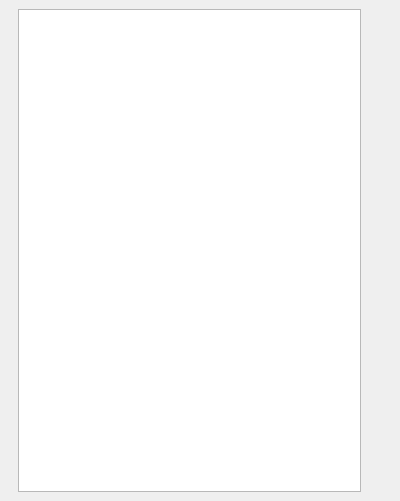
The window that barraavisos.ui (arcnexus/RedFoX) describes before a commit, drawn with Qt 5.
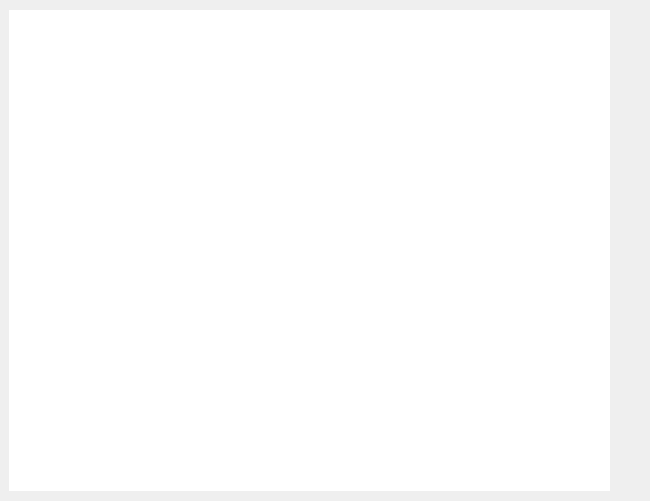
The same window after the commit.

```diff
--- a/barraavisos.ui
+++ b/barraavisos.ui
@@ -6,48 +6,38 @@
    <rect>
     <x>0</x>
     <y>0</y>
-    <width>400</width>
+    <width>650</width>
     <height>501</height>
    </rect>
   </property>
   <property name="maximumSize">
    <size>
-    <width>400</width>
+    <width>650</width>
     <height>16777215</height>
    </size>
   </property>
   <property name="windowTitle">
    <string>Form</string>
   </property>
-  <layout class="QVBoxLayout" name="verticalLayout">
+  <layout class="QGridLayout" name="gridLayout">
    <property name="leftMargin">
     <number>9</number>
    </property>
    <property name="topMargin">
-    <number>0</number>
+    <number>10</number>
    </property>
    <property name="rightMargin">
-    <number>30</number>
+    <number>40</number>
    </property>
    <property name="bottomMargin">
-    <number>0</number>
+    <number>10</number>
    </property>
-   <item>
-    <widget class="QStackedWidget" name="stackedWidget">
-     <property name="currentIndex">
-      <number>0</number>
+   <item row="0" column="0">
+    <widget class="QTableWidget" name="tabla_avisos">
+     <property name="styleSheet">
+      <string notr="true">background: none;
+border : 0;</string>
      </property>
-     <widget class="QWidget" name="main_avisos">
-      <layout class="QGridLayout" name="gridLayout">
-       <item row="0" column="0">
-        <widget class="QTableWidget" name="tabla_avisos">
-         <property name="styleSheet">
-          <string notr="true">background: none;</string>
-         </property>
-        </widget>
-       </item>
-      </layout>
-     </widget>
     </widget>
    </item>
   </layout>
```
